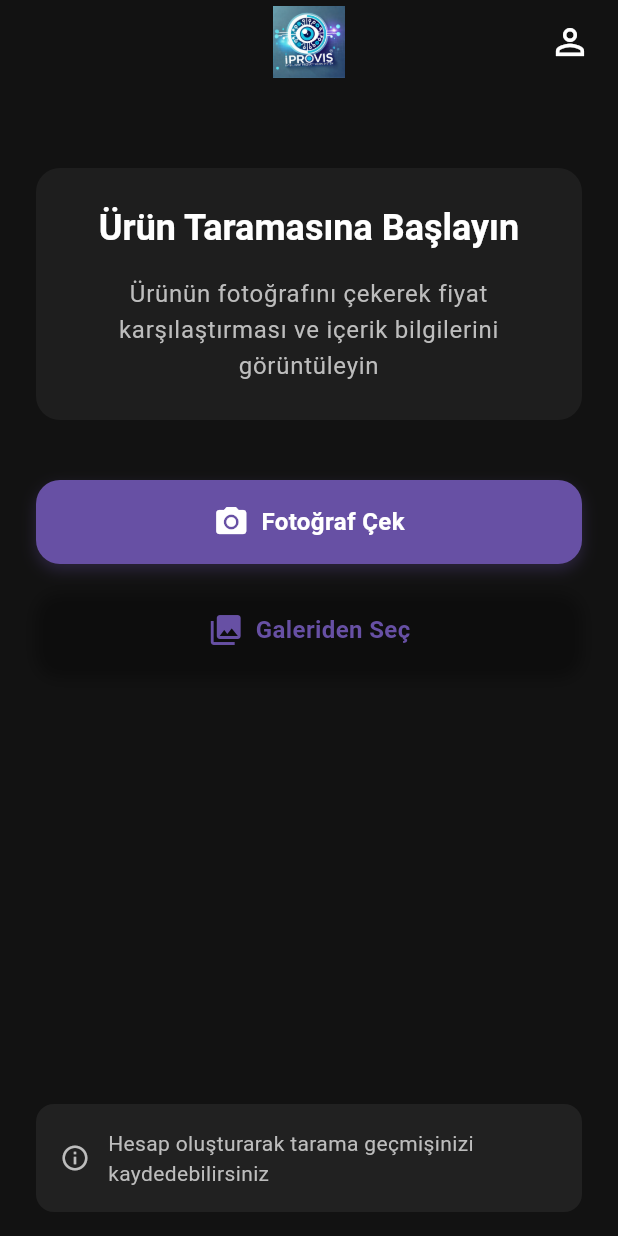
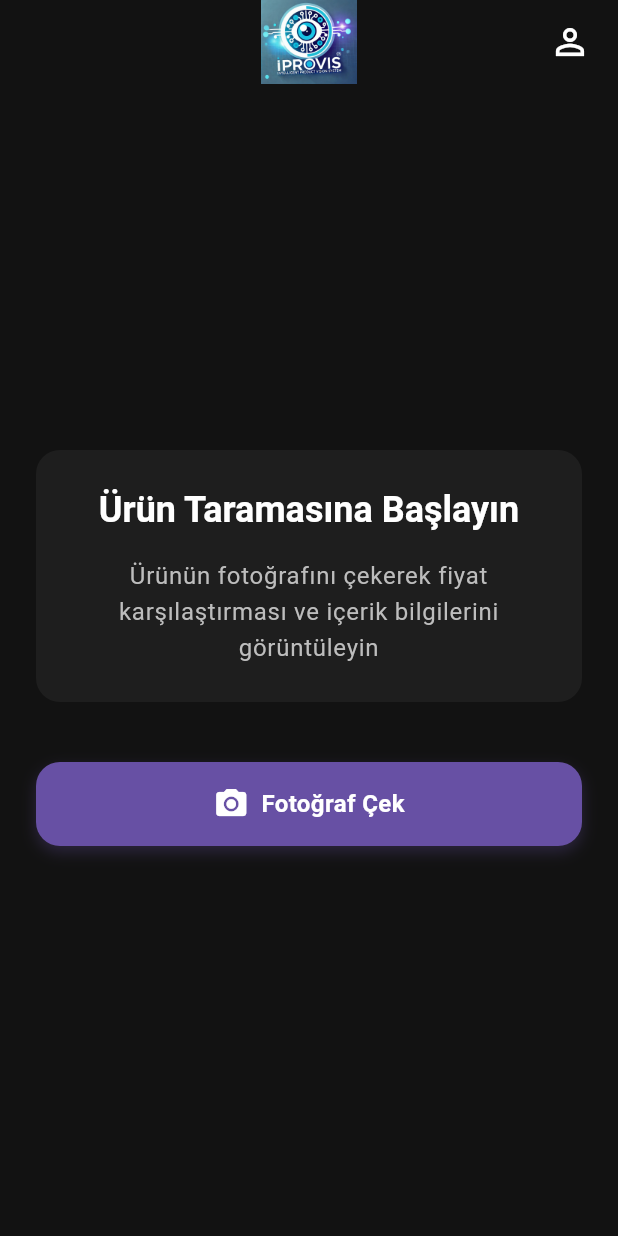
Before and after one commit to CankayaUniversity/ceng-407-408-2024-2025-iProViS-Intelligent-Product-Vision-System, a Flutter app: the screen it shows after launch, on a phone screen of 412 x 824 dp. Run offline on Flutter 3.47's test engine with Material 3 defaults, Android fonts, the phone set to English and light mode, and no system bars; our stand-ins replace camera, cloud_firestore, firebase_auth, image_picker; missing offline and left inert: tflite_flutter; accounts and stored records are empty.

Commit message:
home screen updated

```diff
--- a/src/iprovis/lib/screens/home_screen.dart
+++ b/src/iprovis/lib/screens/home_screen.dart
@@ -1,10 +1,6 @@
-// lib/screens/home_page.dart
 import 'package:flutter/material.dart';
-import 'package:image_picker/image_picker.dart';
-import 'dart:io';
 import 'login_register_screen.dart';
 import 'camera_screen.dart';
-import 'product_info_screen.dart';
 
 class HomeScreen extends StatefulWidget {
   const HomeScreen({super.key});
@@ -35,42 +31,6 @@ class _HomeScreenState extends State<HomeScreen>
   void dispose() {
     _controller.dispose();
     super.dispose();
-  }
-
-  Future<void> _pickImage(BuildContext context) async {
-    final ImagePicker picker = ImagePicker();
-    try {
-      final XFile? image = await picker.pickImage(
-        source: ImageSource.gallery,
-        maxWidth: 1800,
-        maxHeight: 1800,
-        imageQuality: 85,
-      );
-
-      if (image != null) {
-        if (context.mounted) {
-          Navigator.push(
-            context,
-            MaterialPageRoute(
-              builder:
-                  (context) => ProductInfoScreen(
-                    imageFile: File(image.path),
-                    isFromGallery: true,
-                  ),
-            ),
-          );
-        }
-      }
-    } catch (e) {
-      if (context.mounted) {
-        ScaffoldMessenger.of(context).showSnackBar(
-          const SnackBar(
-            content: Text('Fotoğraf seçilirken bir hata oluştu'),
-            backgroundColor: Colors.red,
-          ),
-        );
-      }
-    }
   }
 
   Widget _buildAnimatedButton({
@@ -135,7 +95,7 @@ class _HomeScreenState extends State<HomeScreen>
           padding: const EdgeInsets.symmetric(vertical: 12),
           child: Image.asset(
             'assets/images/logo.png',
-            height: 48,
+            height: 64, // Logo boyutu büyütüldü
             fit: BoxFit.contain,
           ),
         ),
@@ -156,12 +116,13 @@ class _HomeScreenState extends State<HomeScreen>
         ],
       ),
       body: SafeArea(
+        child: Center( // Sayfa ortalandı
           child: Padding(
             padding: const EdgeInsets.symmetric(horizontal: 24.0, vertical: 16.0),
             child: Column(
+              mainAxisSize: MainAxisSize.min,
               crossAxisAlignment: CrossAxisAlignment.stretch,
               children: [
-              const SizedBox(height: 40),
                 // Hoş geldin kartı
                 Container(
                   padding: const EdgeInsets.all(24.0),
@@ -206,36 +167,8 @@ class _HomeScreenState extends State<HomeScreen>
                   foregroundColor: Colors.white,
                 ),
                 const SizedBox(height: 16),
-              // Galeri butonu
-              _buildAnimatedButton(
-                onPressed: () => _pickImage(context),
-                icon: Icons.photo_library,
-                label: 'Galeriden Seç',
-                backgroundColor: Colors.transparent,
-                foregroundColor: const Color(0xFF6750A4),
-              ),
-              const Spacer(),
-              // Alt bilgi kartı
-              Container(
-                padding: const EdgeInsets.all(16.0),
-                decoration: BoxDecoration(
-                  color: Colors.grey[900],
-                  borderRadius: BorderRadius.circular(12),
-                ),
-                child: Row(
-                  children: [
-                    Icon(Icons.info_outline, color: Colors.grey[400], size: 20),
-                    const SizedBox(width: 12),
-                    Expanded(
-                      child: Text(
-                        'Hesap oluşturarak tarama geçmişinizi kaydedebilirsiniz',
-                        style: TextStyle(fontSize: 14, color: Colors.grey[400]),
-                      ),
-                    ),
               ],
             ),
-              ),
-            ],
           ),
         ),
       ),
```
Lines whose indentation alone changed are shown as unchanged.
